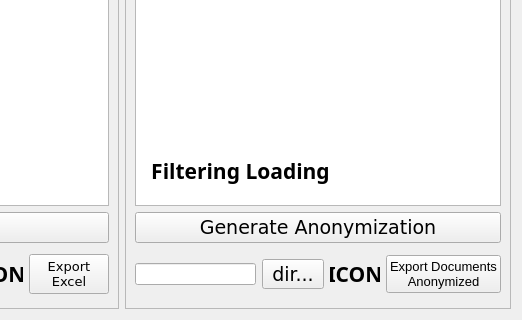
This is auxFiles/anon.ui in rjuez00/AGORA_APP as Qt 5 draws it before an edit; both pictures show x 669 to 1191 and y 256 to 576 of the 1191 by 576 pixel window. The edited form follows.
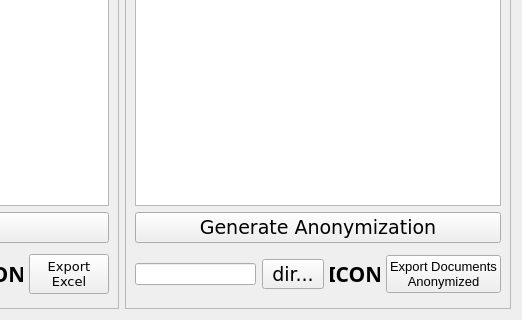
This is the edited form.

```diff
--- a/auxFiles/anon.ui
+++ b/auxFiles/anon.ui
@@ -326,33 +326,6 @@
        </widget>
       </item>
      </layout>
-     <widget class="QLabel" name="labelGeneralAnon">
-      <property name="enabled">
-       <bool>true</bool>
-      </property>
-      <property name="geometry">
-       <rect>
-        <x>10</x>
-        <y>390</y>
-        <width>211</width>
-        <height>51</height>
-       </rect>
-      </property>
-      <property name="font">
-       <font>
-        <family>Yu Gothic UI Semibold</family>
-        <pointsize>16</pointsize>
-        <weight>75</weight>
-        <bold>true</bold>
-       </font>
-      </property>
-      <property name="text">
-       <string>Filtering Loading</string>
-      </property>
-      <property name="alignment">
-       <set>Qt::AlignCenter</set>
-      </property>
-     </widget>
     </widget>
    </item>
   </layout>
```
Left out of the diff: 76 changed lines with no effect on the pictures.
